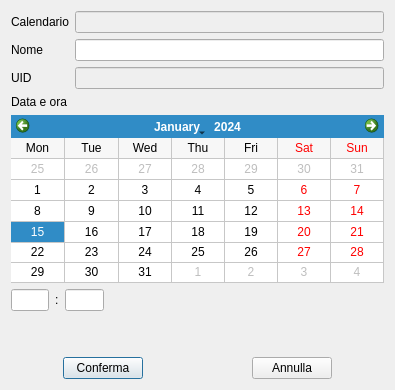
Before: the Qt Designer form project/CCC_Cute_Cpp_Calendar/gui/tododialog.ui in GrayNeel/Calendary-and-ToDo-List, drawn with Qt 5.
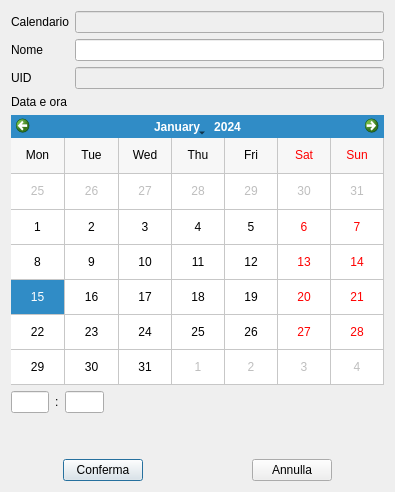
After: the same form once the commit is applied.

What changed in the file:
```diff
--- a/project/CCC_Cute_Cpp_Calendar/gui/tododialog.ui
+++ b/project/CCC_Cute_Cpp_Calendar/gui/tododialog.ui
@@ -7,7 +7,7 @@
     <x>0</x>
     <y>0</y>
     <width>395</width>
-    <height>390</height>
+    <height>492</height>
    </rect>
   </property>
   <property name="windowTitle">
```
Left out of the diff: 2 changed lines with no effect on the pictures.
